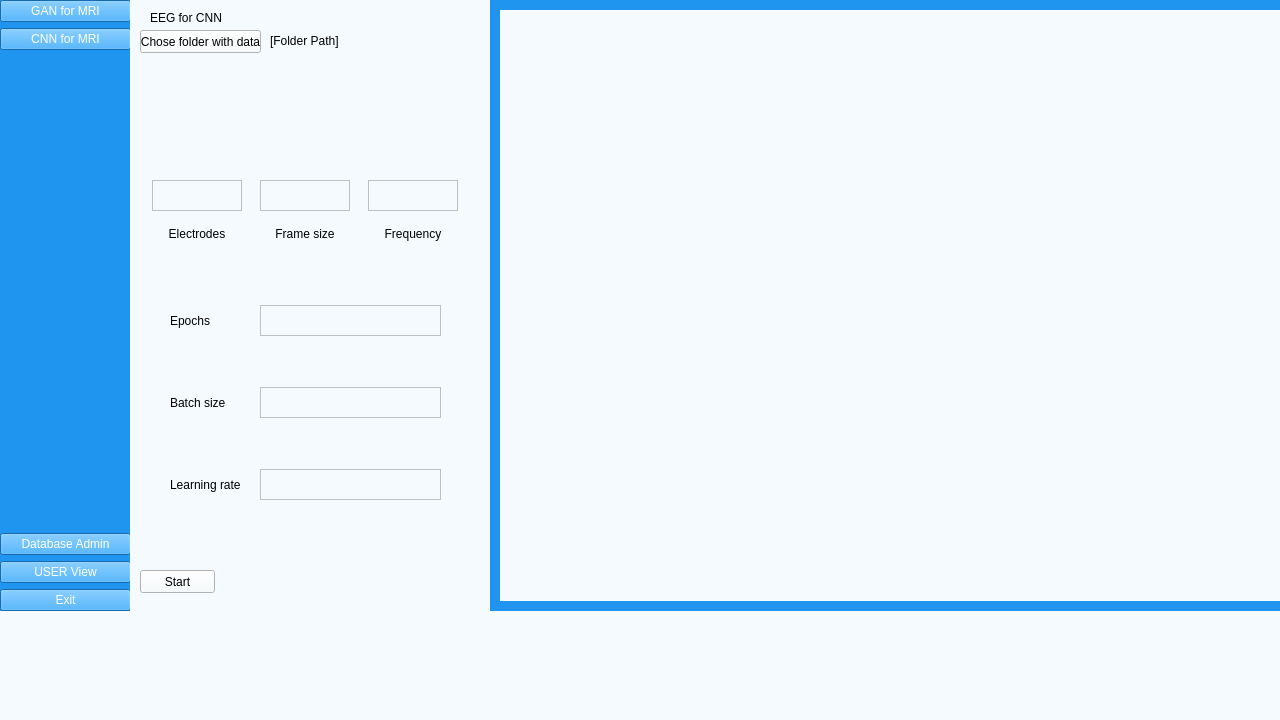
matimusial/ADHDPredictorApp, file UI/aUI_projekt_EEG.ui: the form before one commit.
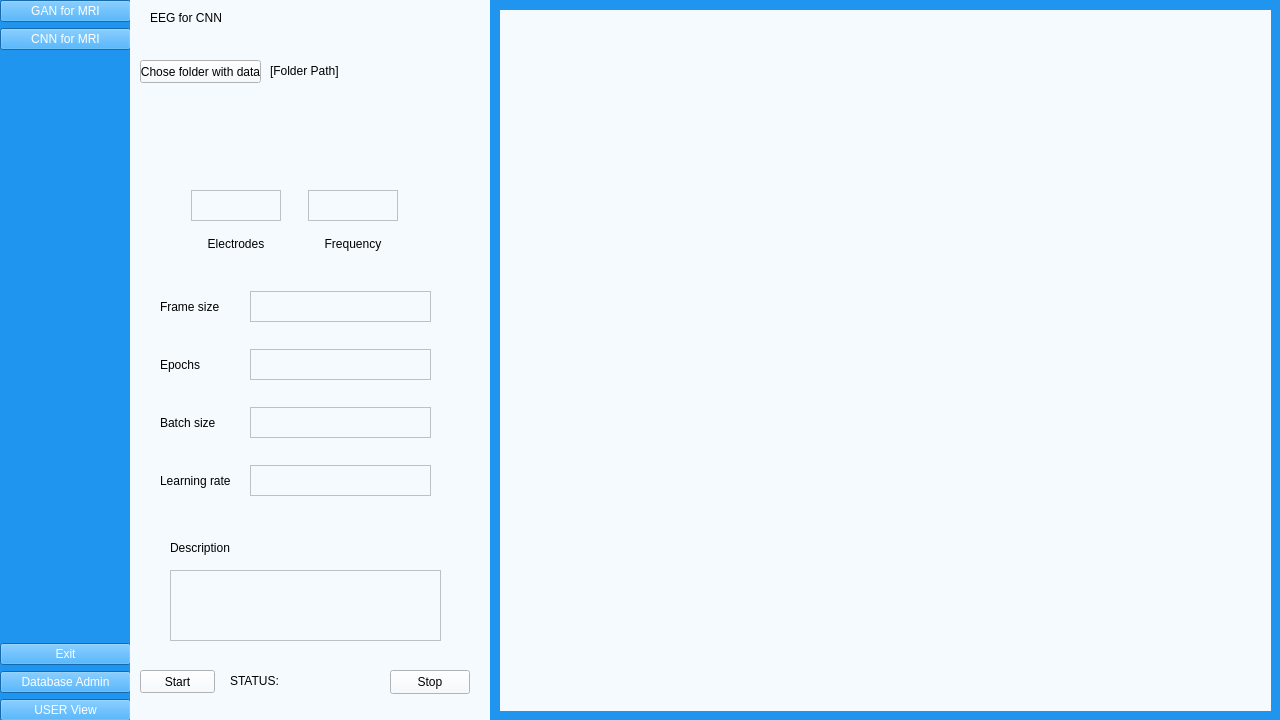
The form after the commit. Icons and pictures are not drawn.

Commit message: przycisk stop, status programu

Diff of the .ui file:
```diff
--- a/UI/aUI_projekt_EEG.ui
+++ b/UI/aUI_projekt_EEG.ui
@@ -23,7 +23,7 @@
       <x>0</x>
       <y>0</y>
       <width>131</width>
-      <height>611</height>
+      <height>721</height>
      </rect>
     </property>
     <property name="styleSheet">
@@ -79,6 +79,13 @@
        </property>
       </spacer>
      </item>
+     <item>
+      <widget class="QPushButton" name="exitButton">
+       <property name="text">
+        <string>Exit</string>
+       </property>
+      </widget>
+     </item>
      <item>
       <widget class="QPushButton" name="dbButton">
        <property name="text">
@@ -99,13 +106,6 @@
        </property>
       </widget>
      </item>
-     <item>
-      <widget class="QPushButton" name="exitButton">
-       <property name="text">
-        <string>Exit</string>
-       </property>
-      </widget>
-     </item>
     </layout>
    </widget>
    <widget class="QWidget" name="main_widget" native="true">
@@ -114,7 +114,7 @@
       <x>130</x>
       <y>0</y>
       <width>1181</width>
-      <height>611</height>
+      <height>721</height>
      </rect>
     </property>
     <widget class="QWidget" name="widget" native="true">
@@ -123,7 +123,7 @@
        <x>360</x>
        <y>0</y>
        <width>821</width>
-       <height>611</height>
+       <height>721</height>
       </rect>
      </property>
      <property name="styleSheet">
@@ -136,8 +136,8 @@
        <rect>
         <x>10</x>
         <y>10</y>
-        <width>801</width>
-        <height>591</height>
+        <width>771</width>
+        <height>701</height>
        </rect>
       </property>
       <property name="styleSheet">
@@ -158,7 +158,7 @@
      <property name="geometry">
       <rect>
        <x>10</x>
-       <y>570</y>
+       <y>670</y>
        <width>75</width>
        <height>23</height>
       </rect>
@@ -170,13 +170,43 @@
     <widget class="QWidget" name="widget_2" native="true">
      <property name="geometry">
       <rect>
-       <x>40</x>
-       <y>260</y>
+       <x>30</x>
+       <y>270</y>
        <width>271</width>
-       <height>285</height>
+       <height>251</height>
       </rect>
      </property>
      <layout class="QVBoxLayout" name="verticalLayout_4">
+      <item>
+       <layout class="QHBoxLayout" name="horizontalLayout_4">
+        <item>
+         <widget class="QLabel" name="frame_size">
+          <property name="text">
+           <string>Frame size</string>
+          </property>
+          <property name="alignment">
+           <set>Qt::AlignLeading|Qt::AlignLeft|Qt::AlignVCenter</set>
+          </property>
+         </widget>
+        </item>
+        <item>
+         <widget class="QTextEdit" name="textEdit_frame_size">
+          <property name="minimumSize">
+           <size>
+            <width>181</width>
+            <height>31</height>
+           </size>
+          </property>
+          <property name="maximumSize">
+           <size>
+            <width>181</width>
+            <height>31</height>
+           </size>
+          </property>
+         </widget>
+        </item>
+       </layout>
+      </item>
       <item>
        <layout class="QHBoxLayout" name="horizontalLayout">
         <item>
@@ -264,7 +294,7 @@
      <property name="geometry">
       <rect>
        <x>10</x>
-       <y>30</y>
+       <y>60</y>
        <width>121</width>
        <height>23</height>
       </rect>
@@ -277,7 +307,7 @@
      <property name="geometry">
       <rect>
        <x>140</x>
-       <y>30</y>
+       <y>60</y>
        <width>211</width>
        <height>21</height>
       </rect>
@@ -289,9 +319,9 @@
     <widget class="QWidget" name="gridLayoutWidget">
      <property name="geometry">
       <rect>
-       <x>10</x>
-       <y>180</y>
-       <width>331</width>
+       <x>40</x>
+       <y>190</y>
+       <width>251</width>
        <height>71</height>
       </rect>
      </property>
@@ -332,32 +362,6 @@
         </property>
        </widget>
       </item>
-      <item row="1" column="1">
-       <widget class="QLabel" name="frame_size">
-        <property name="text">
-         <string>Frame size</string>
-        </property>
-        <property name="alignment">
-         <set>Qt::AlignCenter</set>
-        </property>
-       </widget>
-      </item>
-      <item row="0" column="1">
-       <widget class="QTextEdit" name="textEdit_frame_size">
-        <property name="minimumSize">
-         <size>
-          <width>90</width>
-          <height>31</height>
-         </size>
-        </property>
-        <property name="maximumSize">
-         <size>
-          <width>90</width>
-          <height>31</height>
-         </size>
-        </property>
-       </widget>
-      </item>
       <item row="0" column="2">
        <widget class="QTextEdit" name="textEdit_frequency">
         <property name="minimumSize">
@@ -396,15 +400,64 @@
      <property name="geometry">
       <rect>
        <x>30</x>
-       <y>70</y>
+       <y>110</y>
        <width>301</width>
-       <height>91</height>
+       <height>61</height>
       </rect>
      </property>
      <property name="text">
       <string/>
      </property>
     </widget>
+    <widget class="QTextEdit" name="model_description">
+     <property name="geometry">
+      <rect>
+       <x>40</x>
+       <y>570</y>
+       <width>271</width>
+       <height>71</height>
+      </rect>
+     </property>
+    </widget>
+    <widget class="QLabel" name="desc_label">
+     <property name="geometry">
+      <rect>
+       <x>40</x>
+       <y>540</y>
+       <width>91</width>
+       <height>16</height>
+      </rect>
+     </property>
+     <property name="text">
+      <string>Description</string>
+     </property>
+    </widget>
+    <widget class="QPushButton" name="stopButton">
+     <property name="geometry">
+      <rect>
+       <x>260</x>
+       <y>670</y>
+       <width>80</width>
+       <height>24</height>
+      </rect>
+     </property>
+     <property name="text">
+      <string>Stop</string>
+     </property>
+    </widget>
+    <widget class="QLabel" name="status_label">
+     <property name="geometry">
+      <rect>
+       <x>100</x>
+       <y>670</y>
+       <width>151</width>
+       <height>21</height>
+      </rect>
+     </property>
+     <property name="text">
+      <string>STATUS:</string>
+     </property>
+    </widget>
    </widget>
   </widget>
  </widget>
```
The commit also changes 2 other files.
